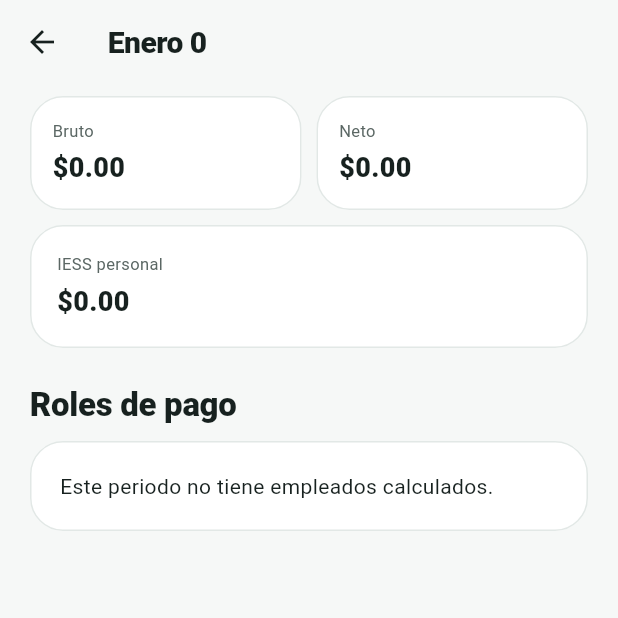
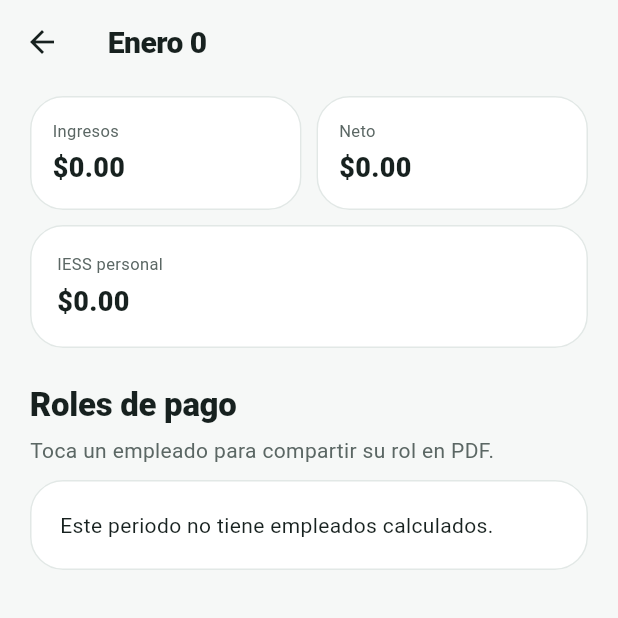
Before and after one commit to Haroldhv4/laboralec, a Flutter app: the PayrollDetailPage screen opened directly with empty values, on a phone screen of 412 x 824 dp, the top half of it. Run offline on Flutter 3.47's test engine with Material 3 defaults, Android fonts, the light colour scheme and no system bars; our stand-ins replace pdf, printing, supabase_flutter; accounts and stored records are empty.

Commit message:
feat: usar cálculo completo de nómina

```diff
--- a/lib/features/payroll/payroll_page.dart
+++ b/lib/features/payroll/payroll_page.dart
@@ -3,7 +3,7 @@ import 'package:flutter/material.dart';
 import '../../core/formatters.dart';
 import '../../data/models.dart';
 import '../../data/operational_models.dart';
-import '../../data/operational_repositories.dart';
+import '../../data/payroll_repository.dart';
 import '../../data/repositories.dart';
 import '../../services/payroll_pdf_service.dart';
 
@@ -28,7 +28,7 @@ class _PayrollPageState extends State<PayrollPage> {
   }
 
   void _reload() {
-    _periods = PayrollRepository().listPeriods(widget.company.id);
+    _periods = PayrollRepositoryV2().listPeriods(widget.company.id);
   }
 
   Future<void> _generate() async {
@@ -40,7 +40,7 @@ class _PayrollPageState extends State<PayrollPage> {
         _message('Agrega al menos un empleado con contrato.');
         return;
       }
-      final period = await PayrollRepository().generate(
+      final period = await PayrollRepositoryV2().generate(
         company: widget.company,
         employees: active,
         year: _year,
@@ -94,7 +94,7 @@ class _PayrollPageState extends State<PayrollPage> {
                 ),
                 const SizedBox(height: 7),
                 Text(
-                  'Consolida sueldo, horas adicionales, IESS y genera roles de pago.',
+                  'Sueldo proporcional, horas extra, décimos mensualizados, fondo de reserva, IESS y roles PDF.',
                   style: TextStyle(color: Colors.white.withValues(alpha: 0.82), height: 1.35),
                 ),
               ],
@@ -153,7 +153,7 @@ class _PayrollPageState extends State<PayrollPage> {
                 return const Padding(padding: EdgeInsets.all(32), child: Center(child: CircularProgressIndicator()));
               }
               if (snapshot.hasError) return _error(snapshot.error.toString());
-              final periods = snapshot.data ?? const [];
+              final periods = snapshot.data ?? const <PayrollPeriodRecord>[];
               if (periods.isEmpty) {
                 return const Card(
                   child: Padding(
@@ -204,11 +204,11 @@ class PayrollDetailPage extends StatelessWidget {
     return Scaffold(
       appBar: AppBar(title: Text(_capitalize(period.label))),
       body: FutureBuilder<List<PayrollEntryRecord>>(
-        future: PayrollRepository().listEntries(period.id),
+        future: PayrollRepositoryV2().listEntries(period.id),
         builder: (context, snapshot) {
           if (snapshot.connectionState != ConnectionState.done) return const Center(child: CircularProgressIndicator());
           if (snapshot.hasError) return Center(child: Padding(padding: const EdgeInsets.all(24), child: Text('Error: ${snapshot.error}')));
-          final entries = snapshot.data ?? const [];
+          final entries = snapshot.data ?? const <PayrollEntryRecord>[];
           final gross = entries.fold<double>(0, (sum, item) => sum + item.grossIncome);
           final net = entries.fold<double>(0, (sum, item) => sum + item.netPay);
           final iess = entries.fold<double>(0, (sum, item) => sum + item.employeeIess);
@@ -217,7 +217,7 @@ class PayrollDetailPage extends StatelessWidget {
             children: [
               Row(
                 children: [
-                  Expanded(child: _Metric(label: 'Bruto', value: money(gross))),
+                  Expanded(child: _Metric(label: 'Ingresos', value: money(gross))),
                   const SizedBox(width: 10),
                   Expanded(child: _Metric(label: 'Neto', value: money(net))),
                 ],
@@ -226,6 +226,8 @@ class PayrollDetailPage extends StatelessWidget {
               _Metric(label: 'IESS personal', value: money(iess), wide: true),
               const SizedBox(height: 24),
               Text('Roles de pago', style: Theme.of(context).textTheme.titleLarge?.copyWith(fontWeight: FontWeight.w900)),
+              const SizedBox(height: 6),
+              Text('Toca un empleado para compartir su rol en PDF.', style: TextStyle(color: Theme.of(context).colorScheme.onSurfaceVariant)),
               const SizedBox(height: 10),
               if (entries.isEmpty)
                 const Card(child: Padding(padding: EdgeInsets.all(20), child: Text('Este periodo no tiene empleados calculados.')))
@@ -236,7 +238,7 @@ class PayrollDetailPage extends StatelessWidget {
                         child: ListTile(
                           contentPadding: const EdgeInsets.symmetric(horizontal: 16, vertical: 9),
                           title: Text(entry.employeeName, style: const TextStyle(fontWeight: FontWeight.w900)),
-                          subtitle: Text('${entry.position} · Bruto ${money(entry.grossIncome)}'),
+                          subtitle: Text('${entry.position} · Ingresos ${money(entry.grossIncome)}'),
                           trailing: Column(
                             mainAxisAlignment: MainAxisAlignment.center,
                             crossAxisAlignment: CrossAxisAlignment.end,
```
